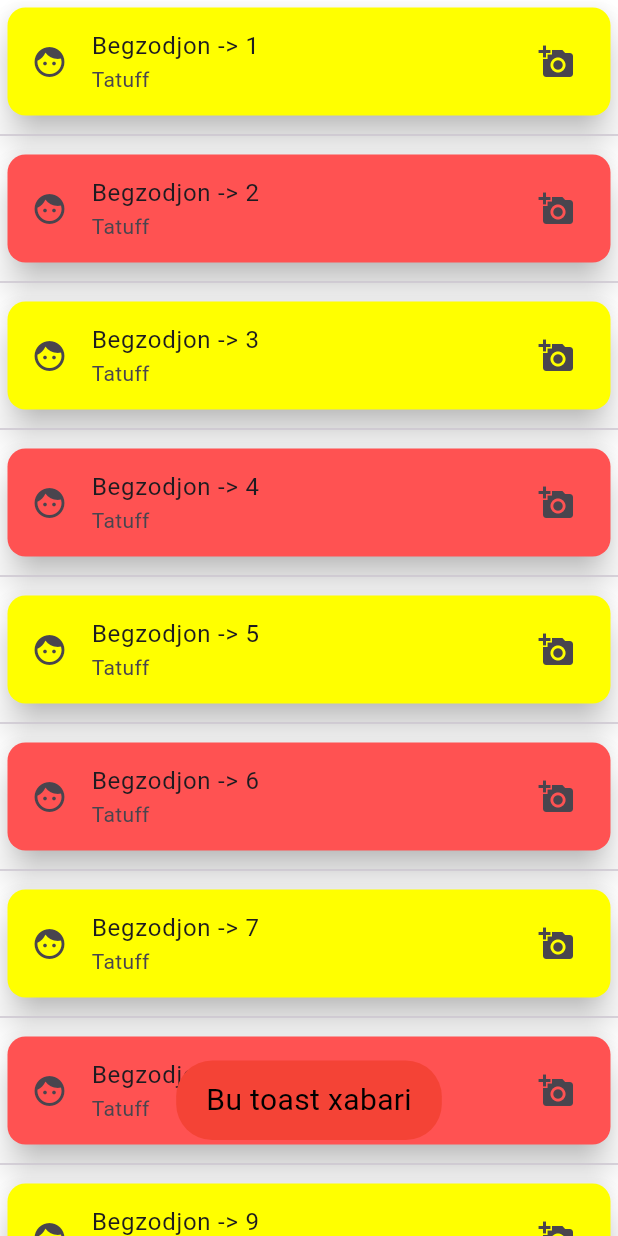
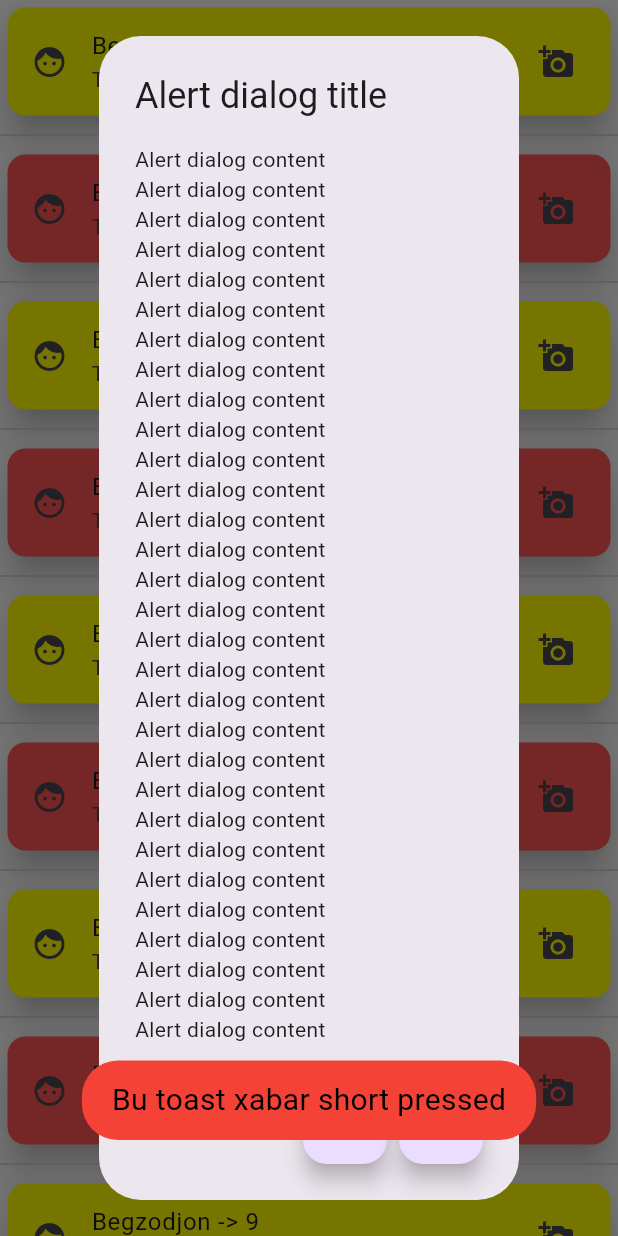
Before and after one commit to Begzodjon7172/flutter-listview.builder, a Flutter app: the screen it shows after launch, after a tap on an icon or button, on a phone screen of 412 x 824 dp. Run offline on Flutter 3.47's test engine with Material 3 defaults, Android fonts, the phone set to English and light mode, and no system bars; our stand-ins replace fluttertoast.

Commit message:
toast chiqarish

```diff
--- /dev/null
+++ b/lib/ui/GridViewList.dart
@@ -0,0 +1,10 @@
+import 'package:flutter/material.dart';
+
+class Gridviewlist extends StatelessWidget {
+  const Gridviewlist({super.key});
+
+  @override
+  Widget build(BuildContext context) {
+    return const Placeholder();
+  }
+}
--- a/lib/ui/NewListViewBuilder.dart
+++ b/lib/ui/NewListViewBuilder.dart
@@ -18,14 +18,14 @@ class Newlistviewbuilder extends StatelessWidget {
           elevation: 10,
           child: ListTile(
             onTap: () {
-              // debugPrint("ontap bosildi");
-              Fluttertoast.showToast(
-                  msg: "Bu toast xabari",
-                  toastLength: Toast.LENGTH_LONG,
-                  gravity: ToastGravity.BOTTOM,
-                  backgroundColor: Colors.red,
-                  textColor: Colors.black,
-                  fontSize: 20.0);
+              debugPrint(students[index].toString());
+              showToastMessage(index, false);
+              showAlertDialog(context);
+            },
+            onLongPress: () {
+              debugPrint(students[index].toString());
+              showToastMessage(index, true);
+              showAlertDialog(context);
             },
             leading: Icon(Icons.face),
             title: Text(students[index].name),
@@ -37,6 +37,92 @@ class Newlistviewbuilder extends StatelessWidget {
       itemCount: 50,
       separatorBuilder: (BuildContext context, int index) {
         return Divider();
+      },
+    );
+  }
+
+  showToastMessage(int index, bool isLongPressed) {
+    Fluttertoast.showToast(
+        msg: isLongPressed
+            ? "Bu toast xabar Long pressed"
+            : "Bu toast xabar short pressed",
+        toastLength: Toast.LENGTH_SHORT,
+        gravity: ToastGravity.BOTTOM,
+        backgroundColor: Colors.red,
+        textColor: Colors.black,
+        fontSize: 20.0);
+  }
+
+  showAlertDialog(BuildContext context) {
+    showDialog(
+      context: context,
+      barrierDismissible: true,
+      builder: (context) {
+        return AlertDialog(
+          title: Text("Alert dialog title"),
+          content: const SingleChildScrollView(
+            child: ListBody(
+              children: [
+                Text("Alert dialog content"),
+                Text("Alert dialog content"),
+                Text("Alert dialog content"),
+                Text("Alert dialog content"),
+                Text("Alert dialog content"),
+                Text("Alert dialog content"),
+                Text("Alert dialog content"),
+                Text("Alert dialog content"),
+                Text("Alert dialog content"),
+                Text("Alert dialog content"),
+                Text("Alert dialog content"),
+                Text("Alert dialog content"),
+                Text("Alert dialog content"),
+                Text("Alert dialog content"),
+                Text("Alert dialog content"),
+                Text("Alert dialog content"),
+                Text("Alert dialog content"),
+                Text("Alert dialog content"),
+                Text("Alert dialog content"),
+                Text("Alert dialog content"),
+                Text("Alert dialog content"),
+                Text("Alert dialog content"),
+                Text("Alert dialog content"),
+                Text("Alert dialog content"),
+                Text("Alert dialog content"),
+                Text("Alert dialog content"),
+                Text("Alert dialog content"),
+                Text("Alert dialog content"),
+                Text("Alert dialog content"),
+                Text("Alert dialog content"),
+                Text("Alert dialog content"),
+                Text("Alert dialog content"),
+                Text("Alert dialog content"),
+                Text("Alert dialog content"),
+                Text("Alert dialog content"),
+                Text("Alert dialog content"),
+                Text("Alert dialog content"),
+                Text("Alert dialog content"),
+                Text("Alert dialog content"),
+                Text("Alert dialog content"),
+                Text("Alert dialog content"),
+                Text("Alert dialog content"),
+              ],
+            ),
+          ),
+          actions: [
+            FloatingActionButton(
+              onPressed: () {
+                Navigator.of(context).pop();
+              },
+              child: Text("Ha"),
+            ),
+            FloatingActionButton(
+              onPressed: () {
+                Navigator.of(context).pop();
+              },
+              child: Text("Yo'q"),
+            ),
+          ],
+        );
       },
     );
   }
@@ -54,4 +140,9 @@ class Student {
   late String desc;
 
   Student({required this.name, required this.desc});
+
+  @override
+  String toString() {
+    return "Tanlangan o'quvchi ismi $name izohi $desc";
+  }
 }
```
